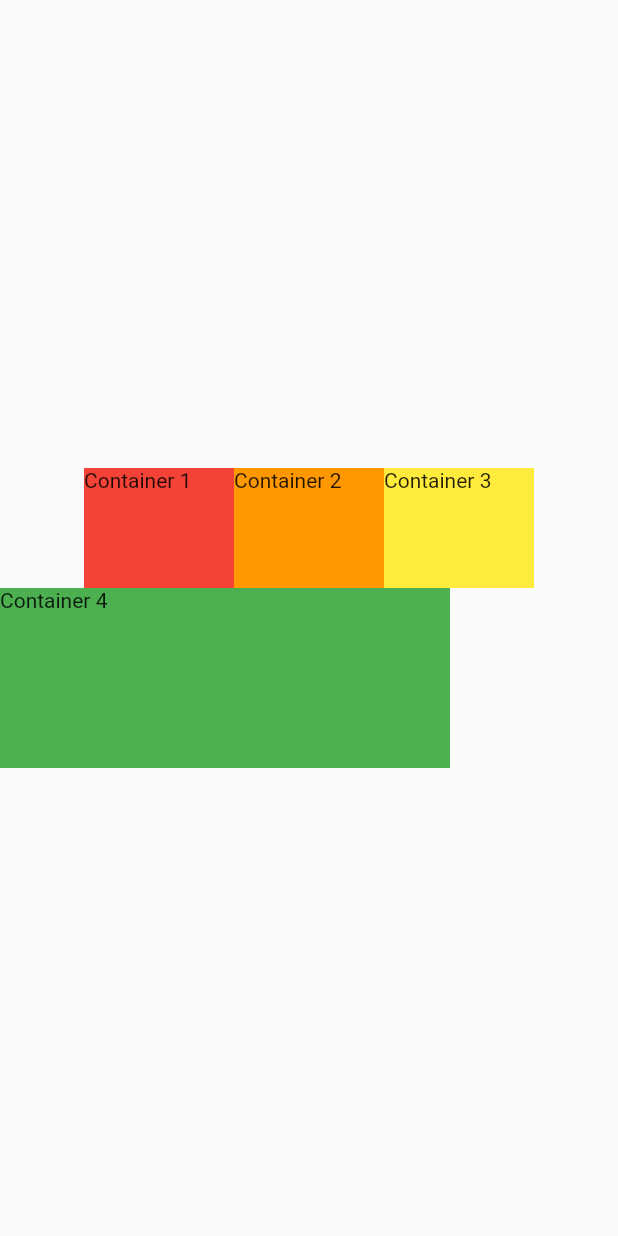
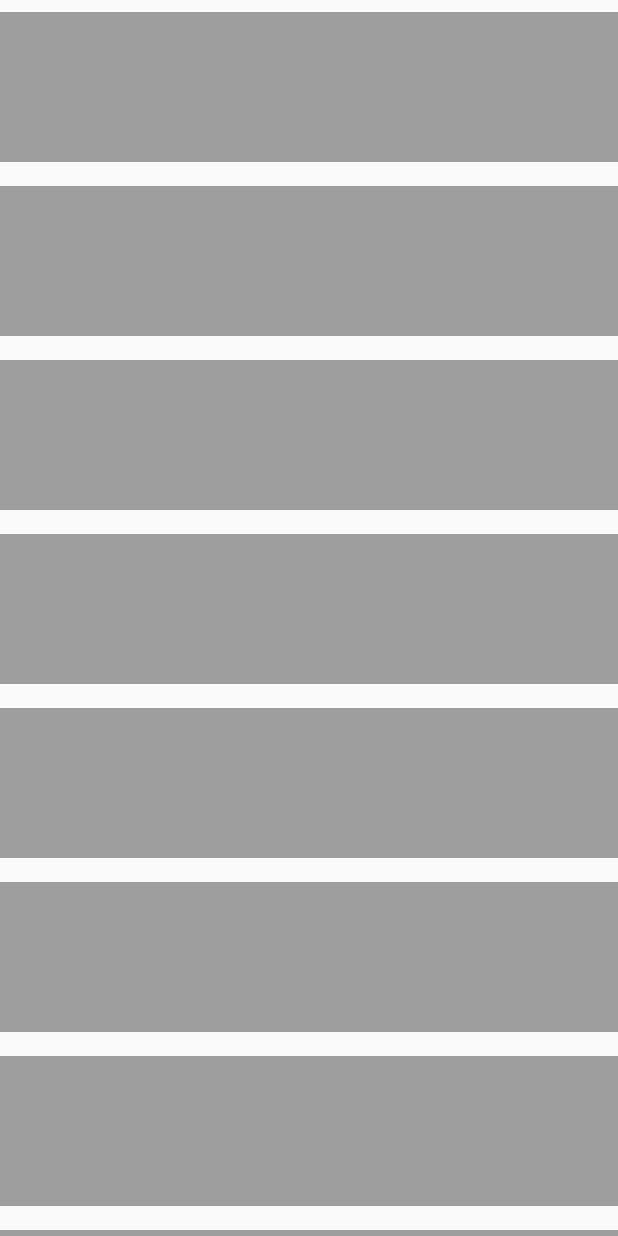
Before and after one commit to jkyoon-dev/flutter_basic, a Flutter app: the screen it shows after launch, on a phone screen of 412 x 824 dp. Run offline on Flutter 3.47's test engine with Material 2 defaults, Android fonts, the phone set to English and light mode, and no system bars.

Commit message:
Row 스크롤 처리 SingleChildScrollView

```diff
--- a/lib/main.dart
+++ b/lib/main.dart
@@ -15,43 +15,65 @@ class Body extends StatelessWidget {
 
   @override
   Widget build(BuildContext context) {
-    return Container(
-      width: double.infinity,
+    // 스크롤
+    return SingleChildScrollView(
       child: Column(
         mainAxisAlignment: MainAxisAlignment.center,
         crossAxisAlignment: CrossAxisAlignment.start,
         children: [
-          Row(
-            mainAxisAlignment: MainAxisAlignment.center,
-            mainAxisSize: MainAxisSize.max,
-
-            /// children 복수형으로 사용
-            children: [
-              Container(
-                color: Colors.red,
-                width: 100,
-                height: 80,
-                child: Text('Container 1'),
-              ),
-              Container(
-                color: Colors.orange,
-                width: 100,
-                height: 80,
-                child: Text('Container 2'),
-              ),
-              Container(
-                color: Colors.yellow,
-                width: 100,
-                height: 80,
-                child: Text('Container 3'),
-              ),
-            ],
+          Container(
+            color: Colors.grey,
+            width: double.infinity,
+            height: 100,
+            margin: EdgeInsets.symmetric(vertical: 8),
           ),
           Container(
-            color: Colors.green,
-            width: 300,
-            height: 120,
-            child: Text('Container 4'),
+            color: Colors.grey,
+            width: double.infinity,
+            height: 100,
+            margin: EdgeInsets.symmetric(vertical: 8),
+          ),
+          Container(
+            color: Colors.grey,
+            width: double.infinity,
+            height: 100,
+            margin: EdgeInsets.symmetric(vertical: 8),
+          ),
+          Container(
+            color: Colors.grey,
+            width: double.infinity,
+            height: 100,
+            margin: EdgeInsets.symmetric(vertical: 8),
+          ),
+          Container(
+            color: Colors.grey,
+            width: double.infinity,
+            height: 100,
+            margin: EdgeInsets.symmetric(vertical: 8),
+          ),
+          Container(
+            color: Colors.grey,
+            width: double.infinity,
+            height: 100,
+            margin: EdgeInsets.symmetric(vertical: 8),
+          ),
+          Container(
+            color: Colors.grey,
+            width: double.infinity,
+            height: 100,
+            margin: EdgeInsets.symmetric(vertical: 8),
+          ),
+          Container(
+            color: Colors.grey,
+            width: double.infinity,
+            height: 100,
+            margin: EdgeInsets.symmetric(vertical: 8),
+          ),
+          Container(
+            color: Colors.grey,
+            width: double.infinity,
+            height: 100,
+            margin: EdgeInsets.symmetric(vertical: 8),
           ),
         ],
       ),
```
